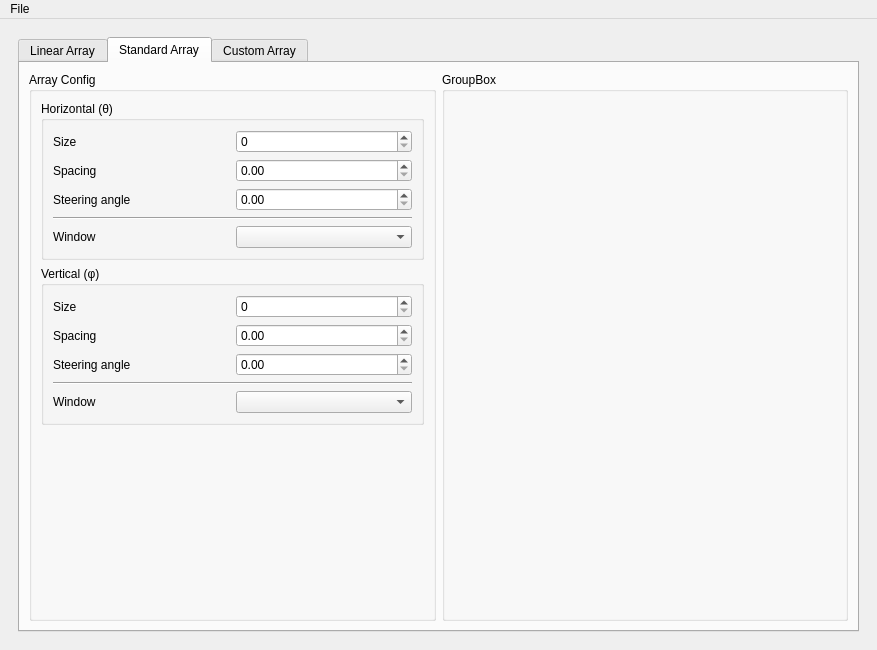
Before: the Qt Designer form ui_array_analysis.ui in rookiepeng/antenna-array-analysis, drawn with Qt 5.
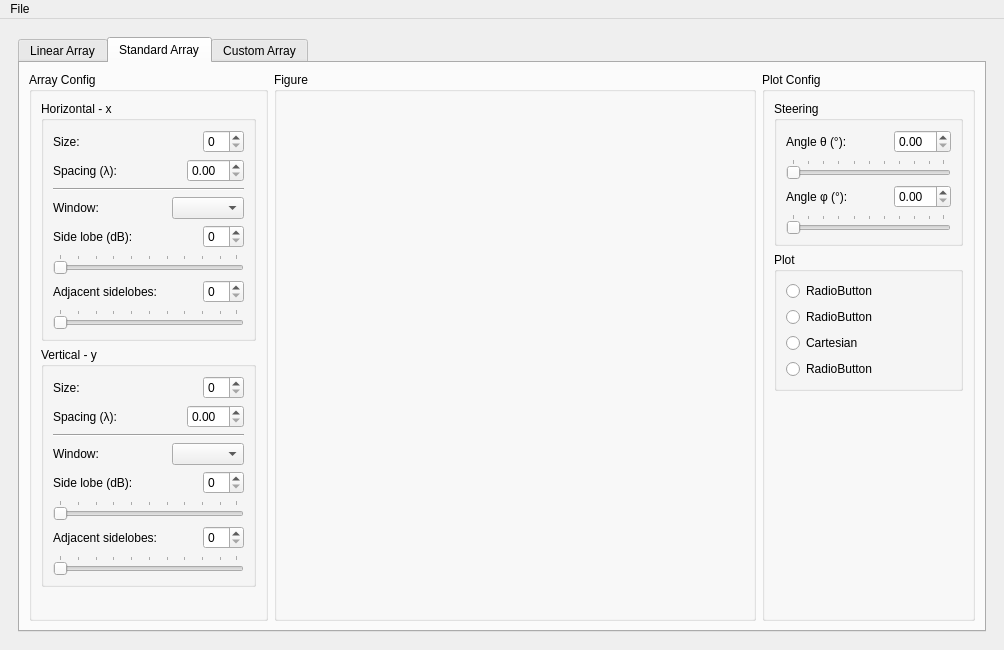
After: the same form once the commit is applied. The open tabs and pages were chosen to show the change. Icons and pictures are not drawn.

```diff
--- a/ui_array_analysis.ui
+++ b/ui_array_analysis.ui
@@ -6,7 +6,7 @@
    <rect>
     <x>0</x>
     <y>0</y>
-    <width>877</width>
+    <width>1004</width>
     <height>650</height>
    </rect>
   </property>
@@ -638,14 +638,32 @@
          <layout class="QVBoxLayout" name="verticalLayout_5">
           <item>
            <widget class="QGroupBox" name="groupBox_3">
+            <property name="sizePolicy">
+             <sizepolicy hsizetype="Expanding" vsizetype="Preferred">
+              <horstretch>1</horstretch>
+              <verstretch>0</verstretch>
+             </sizepolicy>
+            </property>
+            <property name="sizeIncrement">
+             <size>
+              <width>0</width>
+              <height>0</height>
+             </size>
+            </property>
             <property name="title">
              <string>Array Config</string>
             </property>
             <layout class="QVBoxLayout" name="verticalLayout_6">
              <item>
               <widget class="QGroupBox" name="groupBox_4">
+               <property name="sizePolicy">
+                <sizepolicy hsizetype="Expanding" vsizetype="Preferred">
+                 <horstretch>0</horstretch>
+                 <verstretch>0</verstretch>
+                </sizepolicy>
+               </property>
                <property name="title">
-                <string>Horizontal (θ)</string>
+                <string>Horizontal - x</string>
                </property>
                <property name="flat">
                 <bool>true</bool>
@@ -656,10 +674,23 @@
                   <item>
                    <widget class="QLabel" name="label_6">
                     <property name="text">
-                     <string>Size</string>
+                     <string>Size:</string>
                     </property>
                    </widget>
                   </item>
+                  <item>
+                   <spacer name="horizontalSpacer_8">
+                    <property name="orientation">
+                     <enum>Qt::Horizontal</enum>
+                    </property>
+                    <property name="sizeHint" stdset="0">
+                     <size>
+                      <width>40</width>
+                      <height>20</height>
+                     </size>
+                    </property>
+                   </spacer>
+                  </item>
                   <item>
                    <widget class="QSpinBox" name="spinBox"/>
                   </item>
@@ -670,29 +701,28 @@
                   <item>
                    <widget class="QLabel" name="label_7">
                     <property name="text">
-                     <string>Spacing</string>
+                     <string>Spacing (λ):</string>
                     </property>
                    </widget>
                   </item>
+                  <item>
+                   <spacer name="horizontalSpacer_9">
+                    <property name="orientation">
+                     <enum>Qt::Horizontal</enum>
+                    </property>
+                    <property name="sizeHint" stdset="0">
+                     <size>
+                      <width>40</width>
+                      <height>20</height>
+                     </size>
+                    </property>
+                   </spacer>
+                  </item>
                   <item>
                    <widget class="QDoubleSpinBox" name="doubleSpinBox"/>
                   </item>
                  </layout>
                 </item>
-                <item>
-                 <layout class="QHBoxLayout" name="horizontalLayout_17">
-                  <item>
-                   <widget class="QLabel" name="label_10">
-                    <property name="text">
-                     <string>Steering angle</string>
-                    </property>
-                   </widget>
-                  </item>
-                  <item>
-                   <widget class="QDoubleSpinBox" name="doubleSpinBox_3"/>
-                  </item>
-                 </layout>
-                </item>
                 <item>
                  <widget class="Line" name="line_5">
                   <property name="orientation">
@@ -705,22 +735,127 @@
                   <item>
                    <widget class="QLabel" name="label_5">
                     <property name="text">
-                     <string>Window</string>
+                     <string>Window:</string>
                     </property>
                    </widget>
                   </item>
+                  <item>
+                   <spacer name="horizontalSpacer_10">
+                    <property name="orientation">
+                     <enum>Qt::Horizontal</enum>
+                    </property>
+                    <property name="sizeHint" stdset="0">
+                     <size>
+                      <width>40</width>
+                      <height>20</height>
+                     </size>
+                    </property>
+                   </spacer>
+                  </item>
                   <item>
                    <widget class="QComboBox" name="comboBox"/>
                   </item>
                  </layout>
                 </item>
+                <item>
+                 <layout class="QHBoxLayout" name="horizontalLayout_20">
+                  <item>
+                   <widget class="QLabel" name="label_13">
+                    <property name="text">
+                     <string>Side lobe (dB):</string>
+                    </property>
+                   </widget>
+                  </item>
+                  <item>
+                   <spacer name="horizontalSpacer_11">
+                    <property name="orientation">
+                     <enum>Qt::Horizontal</enum>
+                    </property>
+                    <property name="sizeHint" stdset="0">
+                     <size>
+                      <width>40</width>
+                      <height>20</height>
+                     </size>
+                    </property>
+                   </spacer>
+                  </item>
+                  <item>
+                   <widget class="QSpinBox" name="spinBox_3"/>
+                  </item>
+                 </layout>
+                </item>
+                <item>
+                 <widget class="QSlider" name="horizontalSlider_2">
+                  <property name="sizePolicy">
+                   <sizepolicy hsizetype="Expanding" vsizetype="Fixed">
+                    <horstretch>0</horstretch>
+                    <verstretch>0</verstretch>
+                   </sizepolicy>
+                  </property>
+                  <property name="orientation">
+                   <enum>Qt::Horizontal</enum>
+                  </property>
+                  <property name="tickPosition">
+                   <enum>QSlider::TicksAbove</enum>
+                  </property>
+                 </widget>
+                </item>
+                <item>
+                 <layout class="QHBoxLayout" name="horizontalLayout_21">
+                  <item>
+                   <widget class="QLabel" name="label_14">
+                    <property name="text">
+                     <string>Adjacent sidelobes:</string>
+                    </property>
+                   </widget>
+                  </item>
+                  <item>
+                   <spacer name="horizontalSpacer_12">
+                    <property name="orientation">
+                     <enum>Qt::Horizontal</enum>
+                    </property>
+                    <property name="sizeHint" stdset="0">
+                     <size>
+                      <width>40</width>
+                      <height>20</height>
+                     </size>
+                    </property>
+                   </spacer>
+                  </item>
+                  <item>
+                   <widget class="QSpinBox" name="spinBox_4"/>
+                  </item>
+                 </layout>
+                </item>
+                <item>
+                 <widget class="QSlider" name="horizontalSlider_3">
+                  <property name="sizePolicy">
+                   <sizepolicy hsizetype="Expanding" vsizetype="Fixed">
+                    <horstretch>0</horstretch>
+                    <verstretch>0</verstretch>
+                   </sizepolicy>
+                  </property>
+                  <property name="orientation">
+                   <enum>Qt::Horizontal</enum>
+                  </property>
+                  <property name="tickPosition">
+                   <enum>QSlider::TicksAbove</enum>
+                  </property>
+                 </widget>
+                </item>
                </layout>
               </widget>
              </item>
              <item>
               <widget class="QGroupBox" name="groupBox_5">
+               <property name="sizePolicy">
+                <sizepolicy hsizetype="Expanding" vsizetype="Preferred">
+                 <horstretch>0</horstretch>
+                 <verstretch>0</verstretch>
+                </sizepolicy>
+               </property>
                <property name="title">
-                <string>Vertical (φ)</string>
+                <string>Vertical - y</string>
                </property>
                <property name="flat">
                 <bool>true</bool>
@@ -731,10 +866,23 @@
                   <item>
                    <widget class="QLabel" name="label_8">
                     <property name="text">
-                     <string>Size</string>
+                     <string>Size:</string>
                     </property>
                    </widget>
                   </item>
+                  <item>
+                   <spacer name="horizontalSpacer_13">
+                    <property name="orientation">
+                     <enum>Qt::Horizontal</enum>
+                    </property>
+                    <property name="sizeHint" stdset="0">
+                     <size>
+                      <width>40</width>
+                      <height>20</height>
+                     </size>
+                    </property>
+                   </spacer>
+                  </item>
                   <item>
                    <widget class="QSpinBox" name="spinBox_2"/>
                   </item>
@@ -745,29 +893,28 @@
                   <item>
                    <widget class="QLabel" name="label_9">
                     <property name="text">
-                     <string>Spacing</string>
+                     <string>Spacing (λ):</string>
                     </property>
                    </widget>
                   </item>
+                  <item>
+                   <spacer name="horizontalSpacer_14">
+                    <property name="orientation">
+                     <enum>Qt::Horizontal</enum>
+                    </property>
+                    <property name="sizeHint" stdset="0">
+                     <size>
+                      <width>40</width>
+                      <height>20</height>
+                     </size>
+                    </property>
+                   </spacer>
+                  </item>
                   <item>
                    <widget class="QDoubleSpinBox" name="doubleSpinBox_2"/>
                   </item>
                  </layout>
                 </item>
-                <item>
-                 <layout class="QHBoxLayout" name="horizontalLayout_18">
-                  <item>
-                   <widget class="QLabel" name="label_11">
-                    <property name="text">
-                     <string>Steering angle</string>
-                    </property>
-                   </widget>
-                  </item>
-                  <item>
-                   <widget class="QDoubleSpinBox" name="doubleSpinBox_4"/>
-                  </item>
-                 </layout>
-                </item>
                 <item>
                  <widget class="Line" name="line_6">
                   <property name="orientation">
@@ -780,15 +927,114 @@
                   <item>
                    <widget class="QLabel" name="label_12">
                     <property name="text">
-                     <string>Window</string>
+                     <string>Window:</string>
                     </property>
                    </widget>
                   </item>
+                  <item>
+                   <spacer name="horizontalSpacer_15">
+                    <property name="orientation">
+                     <enum>Qt::Horizontal</enum>
+                    </property>
+                    <property name="sizeHint" stdset="0">
+                     <size>
+                      <width>40</width>
+                      <height>20</height>
+                     </size>
+                    </property>
+                   </spacer>
+                  </item>
                   <item>
                    <widget class="QComboBox" name="comboBox_2"/>
                   </item>
                  </layout>
                 </item>
+                <item>
+                 <layout class="QHBoxLayout" name="horizontalLayout_22">
+                  <item>
+                   <widget class="QLabel" name="label_15">
+                    <property name="text">
+                     <string>Side lobe (dB):</string>
+                    </property>
+                   </widget>
+                  </item>
+                  <item>
+                   <spacer name="horizontalSpacer_16">
+                    <property name="orientation">
+                     <enum>Qt::Horizontal</enum>
+                    </property>
+                    <property name="sizeHint" stdset="0">
+                     <size>
+                      <width>40</width>
+                      <height>20</height>
+                     </size>
+                    </property>
+                   </spacer>
+                  </item>
+                  <item>
+                   <widget class="QSpinBox" name="spinBox_5"/>
+                  </item>
+                 </layout>
+                </item>
+                <item>
+                 <widget class="QSlider" name="horizontalSlider_4">
+                  <property name="sizePolicy">
+                   <sizepolicy hsizetype="Expanding" vsizetype="Fixed">
+                    <horstretch>0</horstretch>
+                    <verstretch>0</verstretch>
+                   </sizepolicy>
+                  </property>
+                  <property name="orientation">
+                   <enum>Qt::Horizontal</enum>
+                  </property>
+                  <property name="tickPosition">
+                   <enum>QSlider::TicksAbove</enum>
+                  </property>
+                 </widget>
+                </item>
+                <item>
+                 <layout class="QHBoxLayout" name="horizontalLayout_23">
+                  <item>
+                   <widget class="QLabel" name="label_16">
+                    <property name="text">
+                     <string>Adjacent sidelobes:</string>
+                    </property>
+                   </widget>
+                  </item>
+                  <item>
+                   <spacer name="horizontalSpacer_17">
+                    <property name="orientation">
+                     <enum>Qt::Horizontal</enum>
+                    </property>
+                    <property name="sizeHint" stdset="0">
+                     <size>
+                      <width>40</width>
+                      <height>20</height>
+                     </size>
+                    </property>
+                   </spacer>
+                  </item>
+                  <item>
+                   <widget class="QSpinBox" name="spinBox_6"/>
+                  </item>
+                 </layout>
+                </item>
+                <item>
+                 <widget class="QSlider" name="horizontalSlider_5">
+                  <property name="sizePolicy">
+                   <sizepolicy hsizetype="Expanding" vsizetype="Fixed">
+                    <horstretch>0</horstretch>
+                    <verstretch>0</verstretch>
+                   </sizepolicy>
+                  </property>
+                  <property name="orientation">
+                   <enum>Qt::Horizontal</enum>
+                  </property>
+                  <property name="tickPosition">
+                   <enum>QSlider::TicksAbove</enum>
+                  </property>
+                 </widget>
+                </item>
                </layout>
               </widget>
              </item>
@@ -812,11 +1058,199 @@
         </item>
         <item>
          <widget class="QGroupBox" name="groupBox_2">
+          <property name="sizePolicy">
+           <sizepolicy hsizetype="Expanding" vsizetype="Preferred">
+            <horstretch>3</horstretch>
+            <verstretch>0</verstretch>
+           </sizepolicy>
+          </property>
+          <property name="sizeIncrement">
+           <size>
+            <width>1</width>
+            <height>0</height>
+           </size>
+          </property>
           <property name="title">
-           <string>GroupBox</string>
+           <string>Figure</string>
           </property>
          </widget>
         </item>
+        <item>
+         <layout class="QVBoxLayout" name="verticalLayout_9" stretch="0">
+          <item>
+           <widget class="QGroupBox" name="groupBox_6">
+            <property name="sizePolicy">
+             <sizepolicy hsizetype="Expanding" vsizetype="Preferred">
+              <horstretch>1</horstretch>
+              <verstretch>0</verstretch>
+             </sizepolicy>
+            </property>
+            <property name="sizeIncrement">
+             <size>
+              <width>0</width>
+              <height>0</height>
+             </size>
+            </property>
+            <property name="title">
+             <string>Plot Config</string>
+            </property>
+            <layout class="QVBoxLayout" name="verticalLayout_10">
+             <item>
+              <widget class="QGroupBox" name="groupBox_7">
+               <property name="title">
+                <string>Steering</string>
+               </property>
+               <property name="flat">
+                <bool>true</bool>
+               </property>
+               <layout class="QVBoxLayout" name="verticalLayout_11">
+                <item>
+                 <layout class="QHBoxLayout" name="horizontalLayout_17">
+                  <item>
+                   <widget class="QLabel" name="label_10">
+                    <property name="text">
+                     <string>Angle θ (°):</string>
+                    </property>
+                   </widget>
+                  </item>
+                  <item>
+                   <spacer name="horizontalSpacer_18">
+                    <property name="orientation">
+                     <enum>Qt::Horizontal</enum>
+                    </property>
+                    <property name="sizeHint" stdset="0">
+                     <size>
+                      <width>40</width>
+                      <height>20</height>
+                     </size>
+                    </property>
+                   </spacer>
+                  </item>
+                  <item>
+                   <widget class="QDoubleSpinBox" name="doubleSpinBox_3"/>
+                  </item>
+                 </layout>
+                </item>
+                <item>
+                 <widget class="QSlider" name="horizontalSlider">
+                  <property name="sizePolicy">
+                   <sizepolicy hsizetype="Expanding" vsizetype="Fixed">
+                    <horstretch>0</horstretch>
+                    <verstretch>0</verstretch>
+                   </sizepolicy>
+                  </property>
+                  <property name="orientation">
+                   <enum>Qt::Horizontal</enum>
+                  </property>
+                  <property name="tickPosition">
+                   <enum>QSlider::TicksAbove</enum>
+                  </property>
+                 </widget>
+                </item>
+                <item>
+                 <layout class="QHBoxLayout" name="horizontalLayout_18">
+                  <item>
+                   <widget class="QLabel" name="label_11">
+                    <property name="text">
+                     <string>Angle φ (°):</string>
+                    </property>
+                   </widget>
+                  </item>
+                  <item>
+                   <spacer name="horizontalSpacer_19">
+                    <property name="orientation">
+                     <enum>Qt::Horizontal</enum>
+                    </property>
+                    <property name="sizeHint" stdset="0">
+                     <size>
+                      <width>40</width>
+                      <height>20</height>
+                     </size>
+                    </property>
+                   </spacer>
+                  </item>
+                  <item>
+                   <widget class="QDoubleSpinBox" name="doubleSpinBox_4"/>
+                  </item>
+                 </layout>
+                </item>
+                <item>
+                 <widget class="QSlider" name="horizontalSlider_6">
+                  <property name="sizePolicy">
+                   <sizepolicy hsizetype="Expanding" vsizetype="Fixed">
+                    <horstretch>0</horstretch>
+                    <verstretch>0</verstretch>
+                   </sizepolicy>
+                  </property>
+                  <property name="orientation">
+                   <enum>Qt::Horizontal</enum>
+                  </property>
+                  <property name="tickPosition">
+                   <enum>QSlider::TicksAbove</enum>
+                  </property>
+                 </widget>
+                </item>
+               </layout>
+              </widget>
+             </item>
+             <item>
+              <widget class="QGroupBox" name="groupBox_8">
+               <property name="title">
+                <string>Plot</string>
+               </property>
+               <property name="flat">
+                <bool>true</bool>
+               </property>
+               <layout class="QVBoxLayout" name="verticalLayout_12">
+                <item>
+                 <widget class="QRadioButton" name="radioButton_2">
+                  <property name="text">
+                   <string>RadioButton</string>
+                  </property>
+                 </widget>
+                </item>
+                <item>
+                 <widget class="QRadioButton" name="radioButton_4">
+                  <property name="text">
+                   <string>RadioButton</string>
+                  </property>
+                 </widget>
+                </item>
+                <item>
+                 <widget class="QRadioButton" name="radioButton">
+                  <property name="text">
+                   <string>Cartesian</string>
+                  </property>
+                 </widget>
+                </item>
+                <item>
+                 <widget class="QRadioButton" name="radioButton_3">
+                  <property name="text">
+                   <string>RadioButton</string>
+                  </property>
+                 </widget>
+                </item>
+               </layout>
+              </widget>
+             </item>
+             <item>
+              <spacer name="verticalSpacer_4">
+               <property name="orientation">
+                <enum>Qt::Vertical</enum>
+               </property>
+               <property name="sizeHint" stdset="0">
+                <size>
+                 <width>20</width>
+                 <height>40</height>
+                </size>
+               </property>
+              </spacer>
+             </item>
+            </layout>
+           </widget>
+          </item>
+         </layout>
+        </item>
        </layout>
       </widget>
       <widget class="QWidget" name="tab_3">
@@ -833,7 +1267,7 @@
     <rect>
      <x>0</x>
      <y>0</y>
-     <width>877</width>
+     <width>1004</width>
      <height>22</height>
     </rect>
    </property>
```
Left out of the diff: 2 changed lines with no effect on the pictures.
